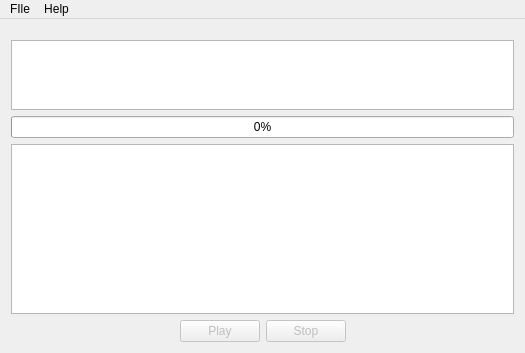
Old version of the form ui/passerine.ui in the repository BojanV03/RS14-passerine.
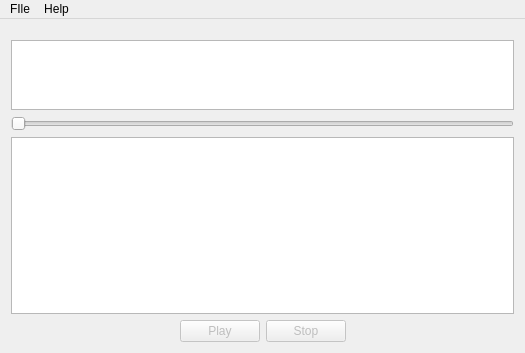
New version of the form.

Commit message: Seek slider implemented

The edit to the form file:
```diff
--- a/ui/passerine.ui
+++ b/ui/passerine.ui
@@ -51,12 +51,12 @@
      </widget>
     </item>
     <item>
-     <widget class="QProgressBar" name="songProgressBar">
-      <property name="value">
-       <number>0</number>
+     <widget class="QSlider" name="songSlider">
+      <property name="enabled">
+       <bool>false</bool>
       </property>
-      <property name="textVisible">
-       <bool>true</bool>
+      <property name="orientation">
+       <enum>Qt::Horizontal</enum>
       </property>
      </widget>
     </item>
```
The commit also changes 5 other files.
